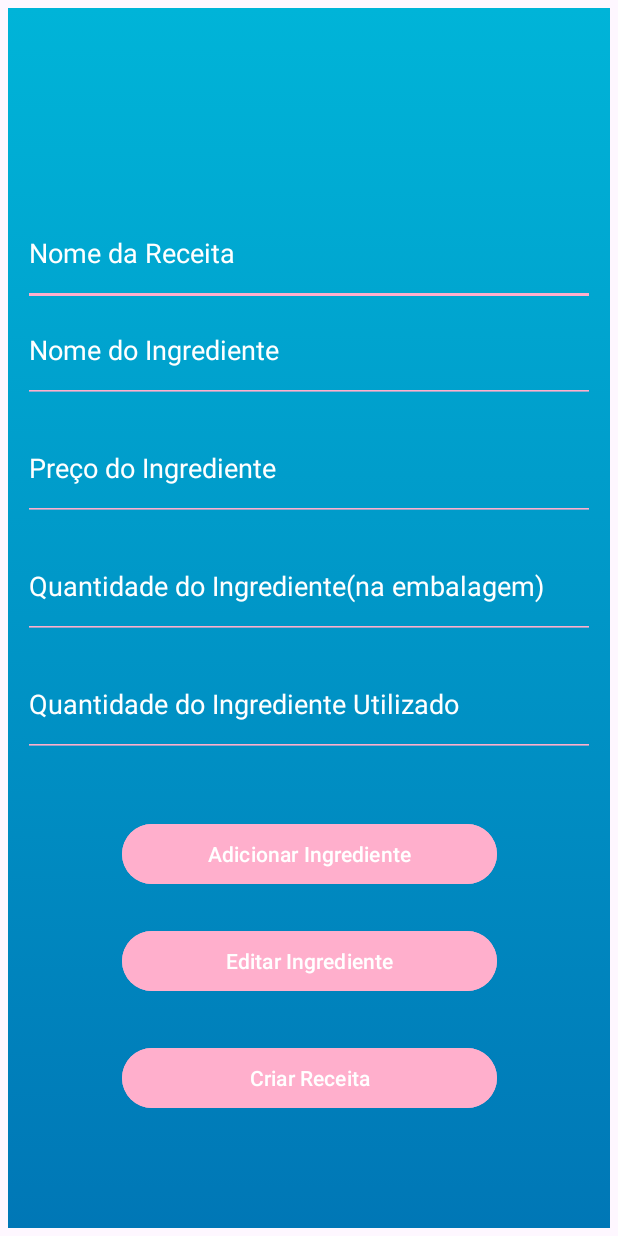
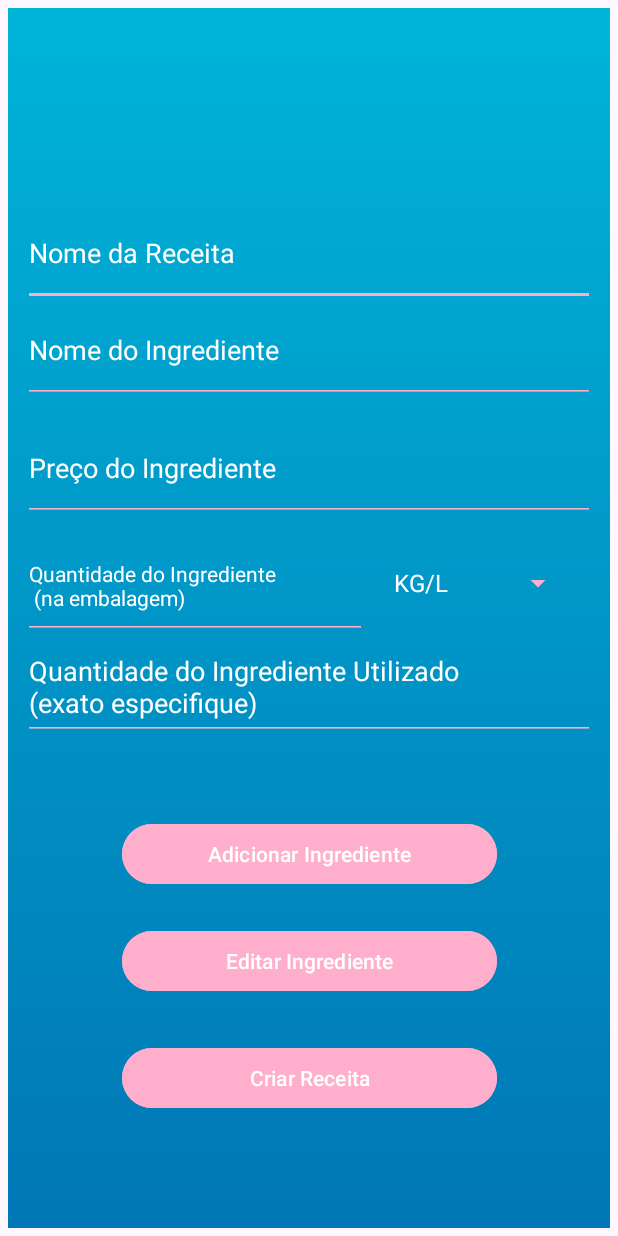
Before and after one commit to Abrahao02/ReceitaAplicativoAndroid, an Android app: the AdicionarReceitaActivity screen opened directly, with no data from a screen before it, on a phone screen of 412 x 824 dp. Run offline under Robolectric (Android 15) with nearby library versions, the phone set to English and light mode, and no system bars; our stand-ins replace Firebase (no records; nobody signed in at launch, a user with empty details on screens opened directly).

Commit message:
adicionar receita mudanca
quantidade do ingrediente podemos escolher KG e é transformada adequadamente

```diff
--- a/app/src/main/java/com/example/receitaaplicativo/AdicionarReceitaActivity.java
+++ b/app/src/main/java/com/example/receitaaplicativo/AdicionarReceitaActivity.java
@@ -2,8 +2,10 @@ package com.example.receitaaplicativo;
 
 import android.os.Bundle;
 import android.view.View;
+import android.widget.ArrayAdapter;
 import android.widget.Button;
 import android.widget.EditText;
+import android.widget.Spinner;
 import android.widget.Toast;
 
 import androidx.appcompat.app.AppCompatActivity;
@@ -50,6 +52,18 @@ public class AdicionarReceitaActivity extends AppCompatActivity {
         btnConcluirReceita = findViewById(R.id.btnConcluirReceita);
         btnEditarIngrediente = findViewById(R.id.btnEditarIngrediente);
 
+        // Inicialize o Spinner
+        Spinner spinnerUnidade = findViewById(R.id.spinnerUnidade);
+
+        // Crie um ArrayAdapter usando o layout personalizado
+        ArrayAdapter<CharSequence> adapter = ArrayAdapter.createFromResource(this, R.array.unidades_array, R.layout.spinner_item);
+
+        // Defina o layout dropdown personalizado, se necessário
+        adapter.setDropDownViewResource(android.R.layout.simple_spinner_dropdown_item);
+
+        // Configure o adaptador no Spinner
+        spinnerUnidade.setAdapter(adapter);
+
         btnAdicionarIngrediente.setOnClickListener(new View.OnClickListener() {
             @Override
             public void onClick(View v) {
@@ -59,16 +73,22 @@ public class AdicionarReceitaActivity extends AppCompatActivity {
                 String quantidadeIngredienteText = editTextQuantidadeIngrediente.getText().toString();
                 String quantidadeUtilizadaText = editTextQuantidadeIngredienteUtilizado.getText().toString();
 
+                // Obtenha a unidade selecionada
+                String unidadeSelecionada = spinnerUnidade.getSelectedItem().toString();
+
                 if (nomeReceita.isEmpty()) {
-                    Toast.makeText(AdicionarReceitaActivity.this, "Digite um nome para a receita", Toast.LENGTH_SHORT).show();
                     Snackbar.make(v, "Digite um nome para a receita", Snackbar.LENGTH_SHORT).show();
                 } else if (nomeIngrediente.isEmpty() || precoIngredienteText.isEmpty() || quantidadeIngredienteText.isEmpty() || quantidadeUtilizadaText.isEmpty()) {
-                    Toast.makeText(AdicionarReceitaActivity.this, "", Toast.LENGTH_SHORT).show();
                     Snackbar.make(v, "Preencha todos os campos do ingrediente", Snackbar.LENGTH_SHORT).show();
                 } else {
                     double precoIngrediente = Double.parseDouble(precoIngredienteText);
                     double quantidadeIngrediente = Double.parseDouble(quantidadeIngredienteText);
                     double quantidadeUtilizada = Double.parseDouble(quantidadeUtilizadaText);
+
+                    // Ajuste a quantidade com base na unidade selecionada
+                    if (unidadeSelecionada.equals("KG/L")) {
+                        quantidadeIngrediente *= 1000; // Converta para gramas ou mililitros
+                    }
 
                     // Verifique se a receita já existe no documento do usuário
                     FirebaseUser user = FirebaseAuth.getInstance().getCurrentUser();
@@ -76,6 +96,7 @@ public class AdicionarReceitaActivity extends AppCompatActivity {
                         String userId = user.getUid();
                         DocumentReference userRef = db.collection("Usuarios").document(userId);
                         DocumentReference receitaRef = userRef.collection("MinhaReceita").document(nomeReceita);
+                        double finalQuantidadeIngrediente = quantidadeIngrediente;
                         receitaRef.get().addOnSuccessListener(documentSnapshot -> {
                             if (documentSnapshot.exists()) {
                                 // Receita já existe no documento do usuário
@@ -86,7 +107,7 @@ public class AdicionarReceitaActivity extends AppCompatActivity {
                                         .addOnCompleteListener(task -> {
                                             if (task.isSuccessful() && !task.getResult().isEmpty()) {
                                                 // Ingrediente já existe na receita
-                                                Snackbar.make(v, "Este ingrediente já está na receita, vocé pode edita-lo.", Snackbar.LENGTH_SHORT).show();
+                                                Snackbar.make(v, "Este ingrediente já está na receita, você pode editá-lo.", Snackbar.LENGTH_SHORT).show();
                                             } else {
                                                 // Ingrediente não existe na receita, podemos adicioná-lo
 
@@ -97,7 +118,7 @@ public class AdicionarReceitaActivity extends AppCompatActivity {
                                                 Map<String, Object> ingredienteData = new HashMap<>();
                                                 ingredienteData.put("nomeIngrediente", nomeIngrediente);
                                                 ingredienteData.put("preco", precoIngrediente);
-                                                ingredienteData.put("quantidade", quantidadeIngrediente);
+                                                ingredienteData.put("quantidade", finalQuantidadeIngrediente);
                                                 ingredienteData.put("quantidadeUtilizada", quantidadeUtilizada);
 
                                                 // Adicionar o documento do ingrediente ao Firestore
--- a/app/src/main/res/layout/activity_adicionar_receita.xml
+++ b/app/src/main/res/layout/activity_adicionar_receita.xml
@@ -61,41 +61,58 @@
         app:layout_constraintTop_toTopOf="parent"
         app:layout_constraintVertical_bias="0.362" />
 
+
     <EditText
         android:id="@+id/editTextQuantidadeIngrediente"
         android:layout_width="0dp"
         android:layout_height="wrap_content"
+        android:layout_margin="10dp"
         android:layout_marginTop="16dp"
         android:height="70dp"
-        android:hint="Quantidade do Ingrediente(na embalagem)"
-        android:layout_margin="10dp"
         android:backgroundTint="#ffafcc"
+        android:hint="Quantidade do Ingrediente\n (na embalagem)"
         android:textColor="#FFFFFF"
         android:textColorHint="#FFFFFF"
+        android:textSize="14sp"
         app:layout_constraintBottom_toBottomOf="parent"
-        app:layout_constraintEnd_toEndOf="parent"
-        app:layout_constraintHorizontal_bias="1.0"
+        app:layout_constraintEnd_toStartOf="@+id/spinnerUnidade"
+        app:layout_constraintHorizontal_bias="0.0"
         app:layout_constraintStart_toStartOf="parent"
         app:layout_constraintTop_toTopOf="parent"
         app:layout_constraintVertical_bias="0.471" />
+
+    <Spinner
+        android:id="@+id/spinnerUnidade"
+        android:layout_width="128dp"
+        android:layout_height="48dp"
+        android:layout_marginTop="16dp"
+        android:backgroundTint="#ffafcc"
+        android:textColor="#FFFFFF"
+        app:layout_constraintBottom_toBottomOf="parent"
+        app:layout_constraintEnd_toEndOf="parent"
+        app:layout_constraintHorizontal_bias="0.912"
+        app:layout_constraintStart_toStartOf="parent"
+        app:layout_constraintTop_toTopOf="parent"
+        app:layout_constraintVertical_bias="0.458" />
 
     <EditText
         android:id="@+id/editTextQuantidadeIngredienteUsado"
         android:layout_width="0dp"
         android:layout_height="wrap_content"
+        android:layout_margin="10dp"
         android:layout_marginTop="16dp"
         android:height="70dp"
-        android:hint="Quantidade do Ingrediente Utilizado"
-        android:layout_margin="10dp"
         android:backgroundTint="#ffafcc"
+        android:hint="Quantidade do Ingrediente Utilizado\n(exato especifique)"
         android:textColor="#FFFFFF"
         android:textColorHint="#FFFFFF"
+        android:textSize="18sp"
         app:layout_constraintBottom_toBottomOf="parent"
         app:layout_constraintEnd_toEndOf="parent"
-        app:layout_constraintHorizontal_bias="0.0"
+        app:layout_constraintHorizontal_bias="0.8"
         app:layout_constraintStart_toStartOf="parent"
         app:layout_constraintTop_toTopOf="parent"
-        app:layout_constraintVertical_bias="0.58" />
+        app:layout_constraintVertical_bias="0.564" />
 
     <Button
         android:id="@+id/btnAdicionarIngrediente"
--- /dev/null
+++ b/app/src/main/res/layout/spinner_item.xml
@@ -0,0 +1,9 @@
+<?xml version="1.0" encoding="utf-8"?>
+<!-- spinner_item.xml -->
+<TextView xmlns:android="http://schemas.android.com/apk/res/android"
+    android:id="@android:id/text1"
+    android:layout_width="match_parent"
+    android:layout_height="wrap_content"
+    android:padding="8dp"
+    android:textColor="#FFFFFF"
+    android:textSize="16sp" />
--- a/app/src/main/res/values/strings.xml
+++ b/app/src/main/res/values/strings.xml
@@ -1,3 +1,8 @@
 <resources>
     <string name="app_name">ReceitaAplicativo</string>
+    <string-array name="unidades_array">
+        <item>KG/L</item>
+        <item>G/mL</item>
+        <item>Unidade</item>
+    </string-array>
 </resources>
```
